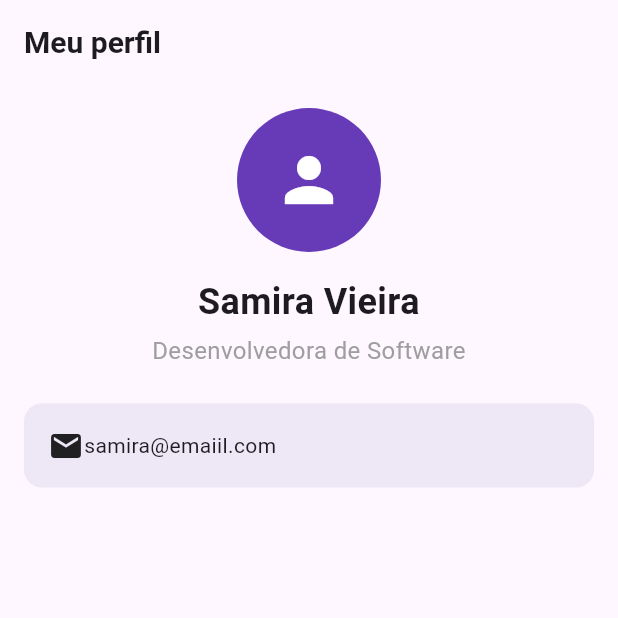
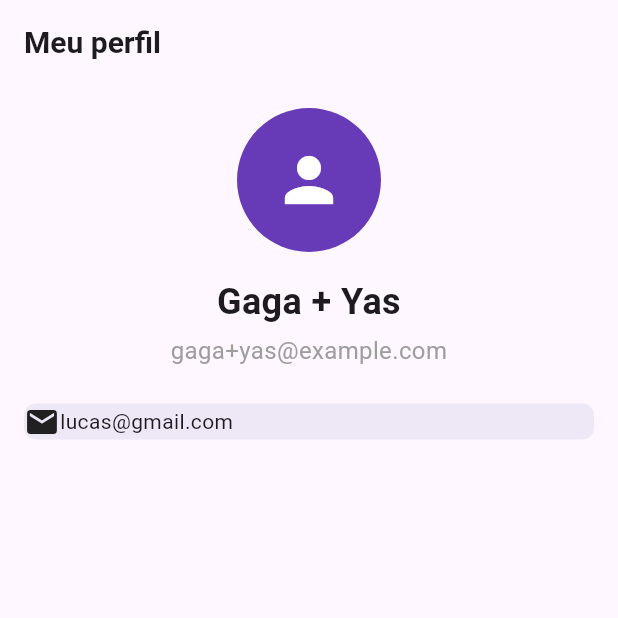
Before and after one commit to Gabriel-index/flutter_primeiro_app, a Flutter app: the screen it shows after launch, on a phone screen of 412 x 824 dp, the top half of it. Run offline on Flutter 3.47's test engine with Material 3 defaults, Android fonts, the phone set to English and light mode, and no system bars.

Commit message:
primeiro commit

```diff
--- a/lib/screens/perfil_screen.dart
+++ b/lib/screens/perfil_screen.dart
@@ -52,41 +52,36 @@ class PerfilScreen extends StatelessWidget {
               ),
             ),
 
-            SizedBox(height: 16), // estpaçamento vertical
+            SizedBox(height: 16), // Espaço entre o avatar e o nome
 
             const Text(
-              'Samira Vieira',
-              // Alinhamento do Texto
+              'Gaga + Yas',
+              // alinhamento do texto, nesse caso centralizado
               textAlign: TextAlign.center,
-              // Stilizando o texto
+              // estilizando o texto
               style: TextStyle(fontSize: 24, fontWeight: FontWeight.bold),
             ),
 
             const SizedBox(height: 4),
-
             const Text(
-              'Desenvolvedora de Software',
+              'gaga+yas@example.com',
               textAlign: TextAlign.center,
-              style: TextStyle(fontSize: 16, color: Colors.grey),
+              style: TextStyle(fontSize: 16, color: Colors.grey,),
             ),
 
-            const SizedBox(height: 24),
+            const SizedBox(height: 24), // Espaço entre o email e os botões
 
             Container(
-              // epaçamento interno ( espaçamento dentro da nossa caixa)
-              padding: const EdgeInsets.all(16),
 
-              // Decoration controla a aparencia visual do container
               decoration: BoxDecoration(
-                // cor de fundo
-                color: Colors.deepPurple.shade50,
-                // Arredonda os quatros cantos
-                borderRadius: BorderRadius.circular(12),
+                color: Colors.deepPurple[50],
+                borderRadius: BorderRadius.circular(8),
               ),
-              child: Row(
-                children: [Icon(Icons.email), Text('samira@emaiil.com')],
-              ),
-            ),
+            child: Row(
+              children: [Icon(Icons.email), Text('lucas@gmail.com')]
+            )
+            )
+
           ],
         ),
       ),
```
Also changed, not shown: lib/screens/catalogo_screen.dart (added, +134 -0 lines), lib/main.dart (line endings or trailing spaces).
